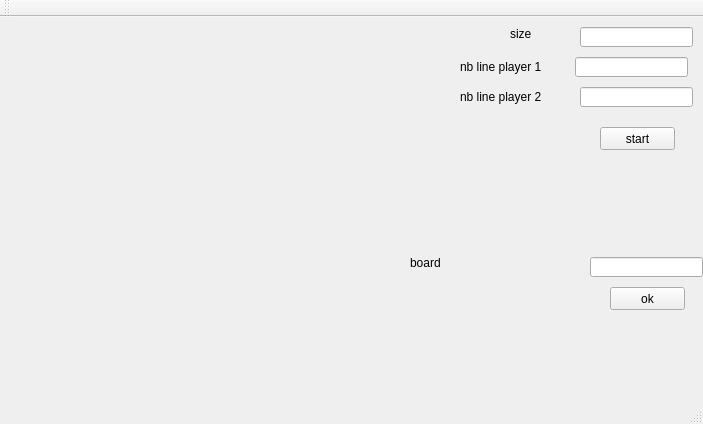
Before: the Qt Designer form qt/checkers/mainwindow.ui in romaincarlsen/EtudesPratiques, drawn with Qt 5.
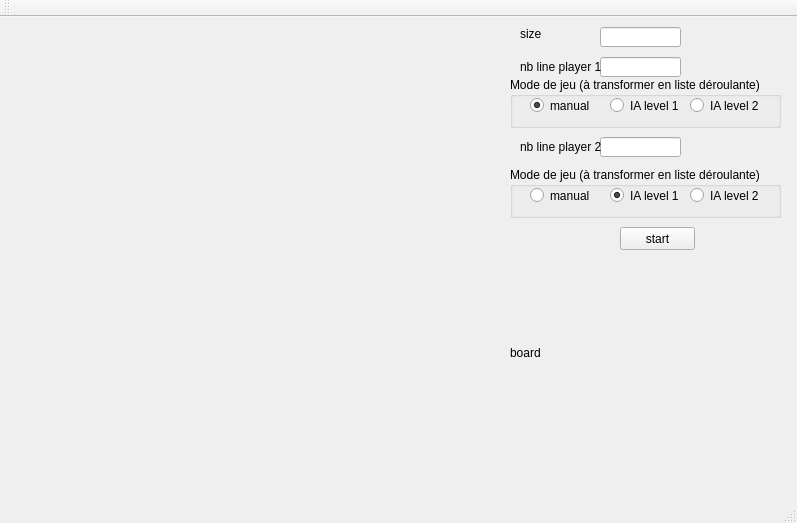
After: the same form once the commit is applied.

The edit to the form file:
```diff
--- a/qt/checkers/mainwindow.ui
+++ b/qt/checkers/mainwindow.ui
@@ -6,42 +6,19 @@
    <rect>
     <x>0</x>
     <y>0</y>
-    <width>703</width>
-    <height>424</height>
+    <width>797</width>
+    <height>523</height>
    </rect>
   </property>
   <property name="windowTitle">
    <string>MainWindow</string>
   </property>
   <widget class="QWidget" name="centralWidget">
-   <widget class="QPushButton" name="ok">
-    <property name="geometry">
-     <rect>
-      <x>610</x>
-      <y>270</y>
-      <width>75</width>
-      <height>23</height>
-     </rect>
-    </property>
-    <property name="text">
-     <string>ok</string>
-    </property>
-   </widget>
-   <widget class="QLineEdit" name="input">
-    <property name="geometry">
-     <rect>
-      <x>590</x>
-      <y>240</y>
-      <width>113</width>
-      <height>20</height>
-     </rect>
-    </property>
-   </widget>
    <widget class="QPushButton" name="start">
     <property name="geometry">
      <rect>
-      <x>600</x>
-      <y>110</y>
+      <x>620</x>
+      <y>210</y>
       <width>75</width>
       <height>23</height>
      </rect>
@@ -53,9 +30,9 @@
    <widget class="QLineEdit" name="size_tb">
     <property name="geometry">
      <rect>
-      <x>580</x>
+      <x>600</x>
       <y>10</y>
-      <width>113</width>
+      <width>81</width>
       <height>20</height>
      </rect>
     </property>
@@ -63,9 +40,9 @@
    <widget class="QLineEdit" name="nbLineP1_tb">
     <property name="geometry">
      <rect>
-      <x>575</x>
+      <x>600</x>
       <y>40</y>
-      <width>113</width>
+      <width>81</width>
       <height>20</height>
      </rect>
     </property>
@@ -73,9 +50,9 @@
    <widget class="QLineEdit" name="nbLineP2_tb">
     <property name="geometry">
      <rect>
-      <x>580</x>
-      <y>70</y>
-      <width>113</width>
+      <x>600</x>
+      <y>120</y>
+      <width>81</width>
       <height>20</height>
      </rect>
     </property>
@@ -83,7 +60,7 @@
    <widget class="QLabel" name="size_l">
     <property name="geometry">
      <rect>
-      <x>510</x>
+      <x>520</x>
       <y>10</y>
       <width>46</width>
       <height>13</height>
@@ -96,7 +73,7 @@
    <widget class="QLabel" name="nbLineP1_l">
     <property name="geometry">
      <rect>
-      <x>460</x>
+      <x>520</x>
       <y>40</y>
       <width>101</width>
       <height>20</height>
@@ -109,8 +86,8 @@
    <widget class="QLabel" name="nbLineP2_l">
     <property name="geometry">
      <rect>
-      <x>460</x>
-      <y>70</y>
+      <x>520</x>
+      <y>120</y>
       <width>101</width>
       <height>20</height>
      </rect>
@@ -122,10 +99,10 @@
    <widget class="QLabel" name="board_l">
     <property name="geometry">
      <rect>
-      <x>410</x>
-      <y>100</y>
-      <width>181</width>
-      <height>291</height>
+      <x>510</x>
+      <y>250</y>
+      <width>271</width>
+      <height>171</height>
      </rect>
     </property>
     <property name="text">
@@ -137,8 +114,8 @@
      <rect>
       <x>10</x>
       <y>10</y>
-      <width>391</width>
-      <height>361</height>
+      <width>471</width>
+      <height>421</height>
      </rect>
     </property>
     <layout class="QGridLayout" name="board_gl">
@@ -147,6 +124,116 @@
      </property>
     </layout>
    </widget>
+   <widget class="QGroupBox" name="modeP1_gr">
+    <property name="geometry">
+     <rect>
+      <x>510</x>
+      <y>60</y>
+      <width>271</width>
+      <height>51</height>
+     </rect>
+    </property>
+    <property name="title">
+     <string>Mode de jeu (à transformer en liste déroulante)</string>
+    </property>
+    <widget class="QRadioButton" name="IA_niv1_P1_r">
+     <property name="geometry">
+      <rect>
+       <x>100</x>
+       <y>20</y>
+       <width>82</width>
+       <height>17</height>
+      </rect>
+     </property>
+     <property name="text">
+      <string>IA level 1</string>
+     </property>
+    </widget>
+    <widget class="QRadioButton" name="manualP1_r">
+     <property name="geometry">
+      <rect>
+       <x>20</x>
+       <y>20</y>
+       <width>82</width>
+       <height>17</height>
+      </rect>
+     </property>
+     <property name="text">
+      <string>manual</string>
+     </property>
+     <property name="checked">
+      <bool>true</bool>
+     </property>
+    </widget>
+    <widget class="QRadioButton" name="IA_niv2_P1_r">
+     <property name="geometry">
+      <rect>
+       <x>180</x>
+       <y>20</y>
+       <width>82</width>
+       <height>17</height>
+      </rect>
+     </property>
+     <property name="text">
+      <string>IA level 2</string>
+     </property>
+    </widget>
+   </widget>
+   <widget class="QGroupBox" name="modeP2_gr">
+    <property name="geometry">
+     <rect>
+      <x>510</x>
+      <y>150</y>
+      <width>271</width>
+      <height>51</height>
+     </rect>
+    </property>
+    <property name="title">
+     <string>Mode de jeu (à transformer en liste déroulante)</string>
+    </property>
+    <widget class="QRadioButton" name="IA_niv1_P2_r">
+     <property name="geometry">
+      <rect>
+       <x>100</x>
+       <y>20</y>
+       <width>82</width>
+       <height>17</height>
+      </rect>
+     </property>
+     <property name="text">
+      <string>IA level 1</string>
+     </property>
+     <property name="checked">
+      <bool>true</bool>
+     </property>
+    </widget>
+    <widget class="QRadioButton" name="manual_P2_r">
+     <property name="geometry">
+      <rect>
+       <x>20</x>
+       <y>20</y>
+       <width>82</width>
+       <height>17</height>
+      </rect>
+     </property>
+     <property name="text">
+      <string>manual</string>
+     </property>
+    </widget>
+    <widget class="QRadioButton" name="IA_niv2_P2_r">
+     <property name="geometry">
+      <rect>
+       <x>180</x>
+       <y>20</y>
+       <width>82</width>
+       <height>17</height>
+      </rect>
+     </property>
+     <property name="text">
+      <string>IA level 2</string>
+     </property>
+    </widget>
+   </widget>
   </widget>
   <widget class="QMenuBar" name="menuBar">
    <property name="geometry">
```
Left out of the diff: 2 changed lines with no effect on the pictures.
